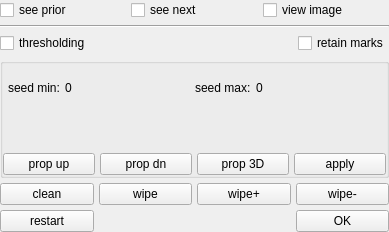
The window that Code/Gui/MITK/Plugins/uk.ac.ucl.cmic.midasgeneralsegmentor/src/internal/MIDASGeneralSegmentorViewControls.ui (NifTK/NifTK) describes before a commit, drawn with Qt 5.
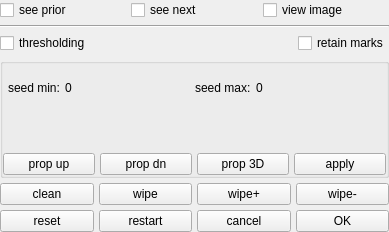
The same window after the commit. Custom widgets are drawn as their Qt base class.

Commit message: Bug #3233: Reset, Restart and Cancel button

The edit to the form file:
```diff
--- a/Code/Gui/MITK/Plugins/uk.ac.ucl.cmic.midasgeneralsegmentor/src/internal/MIDASGeneralSegmentorViewControls.ui
+++ b/Code/Gui/MITK/Plugins/uk.ac.ucl.cmic.midasgeneralsegmentor/src/internal/MIDASGeneralSegmentorViewControls.ui
@@ -106,7 +106,7 @@
       <number>5</number>
      </property>
      <item row="1" column="0">
-      <widget class="QPushButton" name="m_RestartButton">
+      <widget class="QPushButton" name="m_ResetButton">
        <property name="sizePolicy">
         <sizepolicy hsizetype="Preferred" vsizetype="Fixed">
          <horstretch>0</horstretch>
@@ -114,7 +114,7 @@
         </sizepolicy>
        </property>
        <property name="text">
-        <string>restart</string>
+        <string>reset</string>
        </property>
       </widget>
      </item>
@@ -183,6 +183,32 @@
        </property>
       </widget>
      </item>
+     <item row="1" column="2">
+      <widget class="QPushButton" name="m_CancelButton">
+       <property name="sizePolicy">
+        <sizepolicy hsizetype="Preferred" vsizetype="Fixed">
+         <horstretch>0</horstretch>
+         <verstretch>0</verstretch>
+        </sizepolicy>
+       </property>
+       <property name="text">
+        <string>cancel</string>
+       </property>
+      </widget>
+     </item>
+     <item row="1" column="1">
+      <widget class="QPushButton" name="m_RestartButton">
+       <property name="sizePolicy">
+        <sizepolicy hsizetype="Preferred" vsizetype="Fixed">
+         <horstretch>0</horstretch>
+         <verstretch>0</verstretch>
+        </sizepolicy>
+       </property>
+       <property name="text">
+        <string>restart</string>
+       </property>
+      </widget>
+     </item>
     </layout>
    </item>
    <item row="3" column="0">
```
The commit also changes 3 other files.
